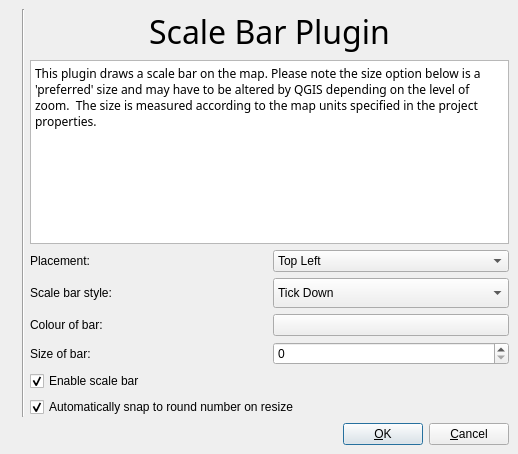
Above: src/plugins/scale_bar/pluginguibase.ui from kadas-albireo/kadas-albireo before the change. Below: the same form after it.
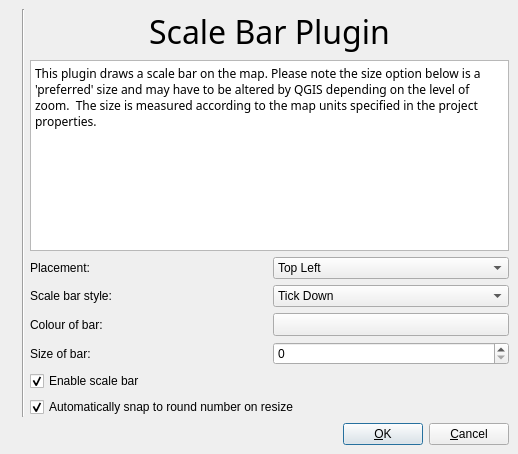
That is the form after the change. Icons and pictures are not drawn. Custom widgets are drawn as their Qt base class.

Commit message: Add QgsColorButton class to display a color which can be altered using QColorDialog::getColor. Fix for bug #407. A subclass of QToolButton is needed to draw the button content because some platforms such as Mac OS X and Windows XP enforce a consistent GUI look by always using the button color of the current style and not allowing button backgrounds to be changed on a button by button basis. This class is a simplified version of QtColorButton, an internal class used by Qt Designer to do the same thing.

```diff
--- a/src/plugins/scale_bar/pluginguibase.ui
+++ b/src/plugins/scale_bar/pluginguibase.ui
@@ -115,15 +115,7 @@
       <number>6</number>
      </property>
      <item row="2" column="1" >
-      <layout class="QHBoxLayout" >
-       <property name="margin" >
-        <number>0</number>
-       </property>
-       <property name="spacing" >
-        <number>6</number>
-       </property>
-       <item>
-        <widget class="QPushButton" name="pbnChangeColour" >
+      <widget class="QgsColorButton" name="pbnChangeColour" >
          <property name="sizePolicy" >
           <sizepolicy>
            <hsizetype>1</hsizetype>
@@ -146,8 +138,6 @@
          </property>
         </widget>
        </item>
-      </layout>
-     </item>
      <item row="3" column="0" >
       <widget class="QLabel" name="textLabel1_3" >
        <property name="sizePolicy" >
@@ -271,12 +261,6 @@
          <verstretch>0</verstretch>
         </sizepolicy>
        </property>
-       <property name="minimumSize" >
-        <size>
-         <width>0</width>
-         <height>30</height>
-        </size>
-       </property>
        <property name="toolTip" >
         <string>Select the style of the scale bar</string>
        </property>
@@ -381,7 +365,13 @@
   </layout>
  </widget>
  <layoutdefault spacing="6" margin="11" />
- <pixmapfunction></pixmapfunction>
+ <customwidgets>
+  <customwidget>
+   <class>QgsColorButton</class>
+   <extends>QToolButton</extends>
+   <header>qgscolorbutton.h</header>
+  </customwidget>
+ </customwidgets>
  <resources>
   <include location="scalebar_plugin.qrc" />
  </resources>
```
Left out of the diff: 6 changed lines with no effect on the pictures. Lines whose indentation alone changed are shown as unchanged. The commit also changes 18 other files.
